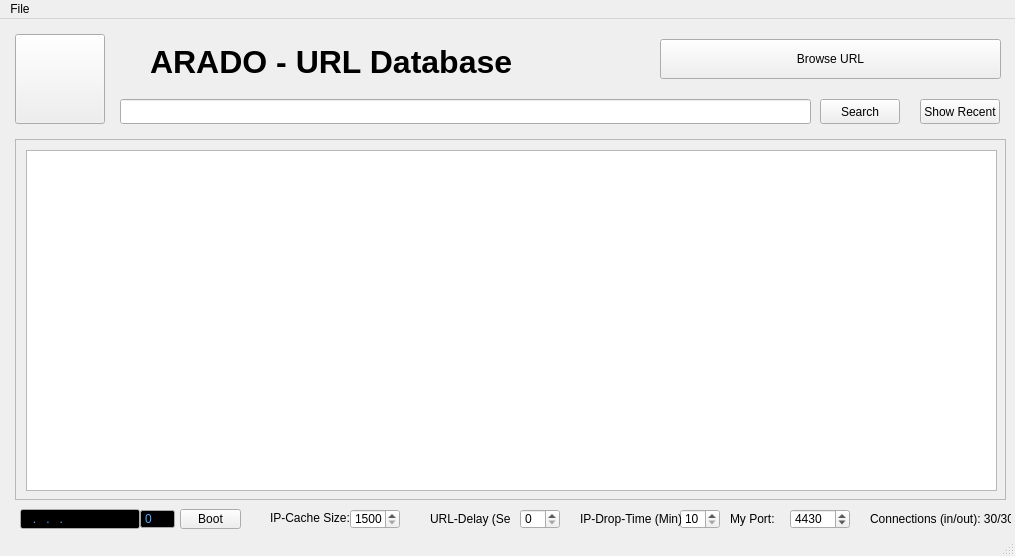
First picture: the form in ui/aradomain.ui, repository berndhs/arado, before the edit.
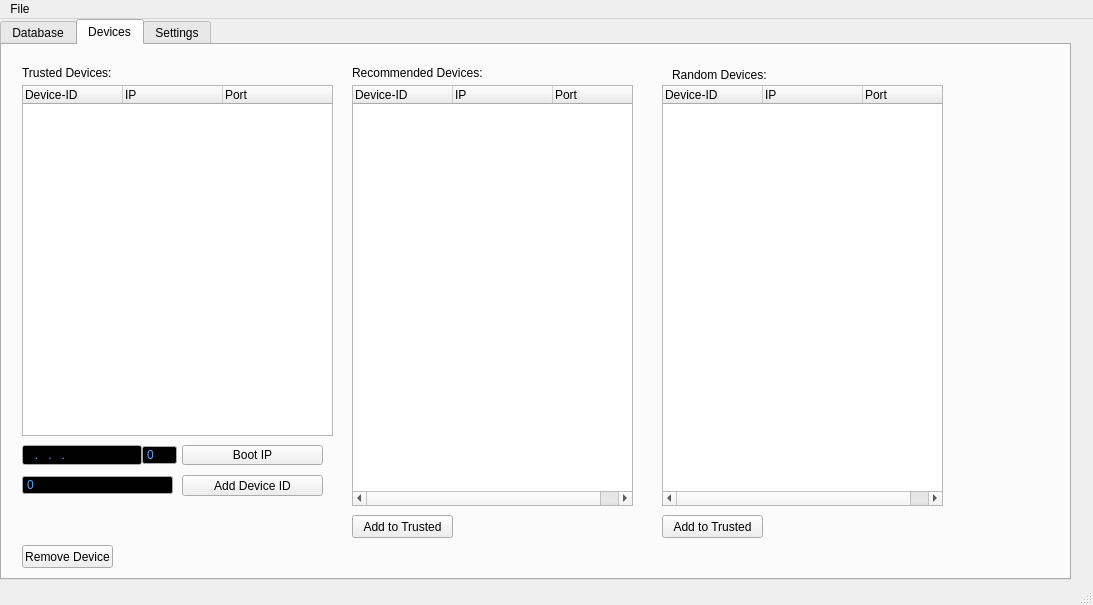
Second picture: the form after the edit. The open tabs and pages were chosen to show the change. Icons and pictures are not drawn.

Commit message: new layout to avoid spam

What changed in the file:
```diff
--- a/ui/aradomain.ui
+++ b/ui/aradomain.ui
@@ -6,19 +6,153 @@
    <rect>
     <x>0</x>
     <y>0</y>
-    <width>1015</width>
-    <height>556</height>
+    <width>1093</width>
+    <height>605</height>
    </rect>
   </property>
   <property name="windowTitle">
    <string>MainWindow</string>
   </property>
   <widget class="QWidget" name="centralwidget">
+   <widget class="QTabWidget" name="tabWidgetDatabase">
+    <property name="geometry">
+     <rect>
+      <x>0</x>
+      <y>0</y>
+      <width>1071</width>
+      <height>561</height>
+     </rect>
+    </property>
+    <property name="sizePolicy">
+     <sizepolicy hsizetype="Preferred" vsizetype="Expanding">
+      <horstretch>0</horstretch>
+      <verstretch>0</verstretch>
+     </sizepolicy>
+    </property>
+    <property name="minimumSize">
+     <size>
+      <width>0</width>
+      <height>0</height>
+     </size>
+    </property>
+    <property name="currentIndex">
+     <number>2</number>
+    </property>
+    <widget class="QWidget" name="tab_database">
+     <attribute name="title">
+      <string>Database</string>
+     </attribute>
+     <widget class="QPushButton" name="buttonrecent">
+      <property name="geometry">
+       <rect>
+        <x>920</x>
+        <y>90</y>
+        <width>80</width>
+        <height>25</height>
+       </rect>
+      </property>
+      <property name="toolTip">
+       <string>Show the latest added URLs on top.</string>
+      </property>
+      <property name="text">
+       <string>Show Recent</string>
+      </property>
+     </widget>
+     <widget class="QPushButton" name="buttonfilter">
+      <property name="geometry">
+       <rect>
+        <x>820</x>
+        <y>90</y>
+        <width>80</width>
+        <height>25</height>
+       </rect>
+      </property>
+      <property name="toolTip">
+       <string>Filter your local URL-database for the entered keyword(s).</string>
+      </property>
+      <property name="text">
+       <string>Search</string>
+      </property>
+     </widget>
+     <widget class="QLabel" name="label">
+      <property name="geometry">
+       <rect>
+        <x>150</x>
+        <y>30</y>
+        <width>10000</width>
+        <height>45</height>
+       </rect>
+      </property>
+      <property name="minimumSize">
+       <size>
+        <width>10000</width>
+        <height>0</height>
+       </size>
+      </property>
+      <property name="font">
+       <font>
+        <pointsize>24</pointsize>
+        <weight>75</weight>
+        <bold>true</bold>
+       </font>
+      </property>
+      <property name="toolTip">
+       <string>ARADO is a networked URL Database, which saves your added URLs and syncs newest URLs with your connected devices.</string>
+      </property>
+      <property name="text">
+       <string>ARADO - URL Database</string>
+      </property>
+     </widget>
+     <widget class="QLineEdit" name="textenterbox">
+      <property name="geometry">
+       <rect>
+        <x>120</x>
+        <y>90</y>
+        <width>691</width>
+        <height>25</height>
+       </rect>
+      </property>
+      <property name="toolTip">
+       <string>Enter a keyword or SHA1 for a search in your local URL-database or enter any URL to add it to your database.</string>
+      </property>
+     </widget>
+     <widget class="QLabel" name="labelconnections">
+      <property name="geometry">
+       <rect>
+        <x>860</x>
+        <y>500</y>
+        <width>151</width>
+        <height>20</height>
+       </rect>
+      </property>
+      <property name="toolTip">
+       <string>Shows how many incoming and outgoing connections are established (maximum = 30). If connections = 0, please add one online IP+Port and press the boot button to connect and fill the IP-cache.</string>
+      </property>
+      <property name="text">
+       <string>Connections (in/out): 30/30</string>
+      </property>
+     </widget>
+     <widget class="QPushButton" name="buttonopenurl">
+      <property name="geometry">
+       <rect>
+        <x>660</x>
+        <y>30</y>
+        <width>341</width>
+        <height>40</height>
+       </rect>
+      </property>
+      <property name="toolTip">
+       <string>Open the marked URL in the browser.</string>
+      </property>
+      <property name="text">
+       <string>Browse URL</string>
+      </property>
+     </widget>
    <widget class="QPushButton" name="buttonaddurl">
     <property name="geometry">
      <rect>
       <x>15</x>
-      <y>15</y>
+        <y>25</y>
       <width>90</width>
       <height>90</height>
      </rect>
@@ -31,7 +165,7 @@
     </property>
     <property name="icon">
      <iconset>
-      <normaloff>../arado-logo-coloured.png</normaloff>../arado-logo-coloured.png</iconset>
+        <normaloff>../../../../Users/extensa/.designer/arado-logo-coloured.png</normaloff>../../../../Users/extensa/.designer/arado-logo-coloured.png</iconset>
     </property>
     <property name="iconSize">
      <size>
@@ -40,43 +174,11 @@
      </size>
     </property>
    </widget>
-   <widget class="QPushButton" name="buttonfilter">
-    <property name="geometry">
-     <rect>
-      <x>820</x>
-      <y>80</y>
-      <width>80</width>
-      <height>25</height>
-     </rect>
-    </property>
-    <property name="toolTip">
-     <string>Filter your local URL-database for the entered keyword(s).</string>
-    </property>
-    <property name="text">
-     <string>Search</string>
-    </property>
-   </widget>
-   <widget class="QPushButton" name="buttonrecent">
-    <property name="geometry">
-     <rect>
-      <x>920</x>
-      <y>80</y>
-      <width>80</width>
-      <height>25</height>
-     </rect>
-    </property>
-    <property name="toolTip">
-     <string>Show the latest added URLs on top.</string>
-    </property>
-    <property name="text">
-     <string>Show Recent</string>
-    </property>
-   </widget>
    <widget class="QScrollArea" name="scrollArea">
     <property name="geometry">
      <rect>
       <x>15</x>
-      <y>120</y>
+        <y>130</y>
       <width>991</width>
       <height>361</height>
      </rect>
@@ -93,7 +195,7 @@
        <height>359</height>
       </rect>
      </property>
-     <widget class="QListView" name="listView">
+       <widget class="QTreeWidget" name="treeWidget_4">
       <property name="geometry">
        <rect>
         <x>10</x>
@@ -102,50 +204,182 @@
         <height>341</height>
        </rect>
       </property>
+        <attribute name="headerDefaultSectionSize">
+         <number>200</number>
+        </attribute>
+        <attribute name="headerDefaultSectionSize">
+         <number>200</number>
+        </attribute>
+        <column>
+         <property name="text">
+          <string>SHA1</string>
+         </property>
+        </column>
+        <column>
+         <property name="text">
+          <string>TITLE / DESCRIPTION</string>
+         </property>
+        </column>
+        <column>
+         <property name="text">
+          <string>URL</string>
+         </property>
+        </column>
+        <column>
+         <property name="text">
+          <string>KEYWORDS</string>
+         </property>
+        </column>
+        <column>
+         <property name="text">
+          <string>INCOMING TIME</string>
+         </property>
+        </column>
      </widget>
     </widget>
    </widget>
-   <widget class="QLineEdit" name="textenterbox">
+    </widget>
+    <widget class="QWidget" name="tab_devices">
+     <attribute name="title">
+      <string>Devices</string>
+     </attribute>
+     <widget class="QTreeWidget" name="treeWidget">
     <property name="geometry">
      <rect>
-      <x>120</x>
-      <y>80</y>
-      <width>691</width>
-      <height>25</height>
-     </rect>
-    </property>
-    <property name="toolTip">
-     <string>Enter a keyword or SHA1 for a search in your local URL-database or enter any URL to add it to your database.</string>
-    </property>
-   </widget>
-   <widget class="QLabel" name="label">
+        <x>20</x>
+        <y>40</y>
+        <width>311</width>
+        <height>351</height>
+       </rect>
+      </property>
+      <attribute name="headerDefaultSectionSize">
+       <number>100</number>
+      </attribute>
+      <attribute name="headerDefaultSectionSize">
+       <number>100</number>
+      </attribute>
+      <column>
+       <property name="text">
+        <string>Device-ID</string>
+       </property>
+      </column>
+      <column>
+       <property name="text">
+        <string>IP</string>
+       </property>
+      </column>
+      <column>
+       <property name="text">
+        <string>Port</string>
+       </property>
+      </column>
+     </widget>
+     <widget class="QTreeWidget" name="treeWidget_2">
     <property name="geometry">
      <rect>
-      <x>150</x>
+        <x>350</x>
+        <y>40</y>
+        <width>281</width>
+        <height>421</height>
+       </rect>
+      </property>
+      <attribute name="headerDefaultSectionSize">
+       <number>100</number>
+      </attribute>
+      <attribute name="headerDefaultSectionSize">
+       <number>100</number>
+      </attribute>
+      <column>
+       <property name="text">
+        <string>Device-ID</string>
+       </property>
+      </column>
+      <column>
+       <property name="text">
+        <string>IP</string>
+       </property>
+      </column>
+      <column>
+       <property name="text">
+        <string>Port</string>
+       </property>
+      </column>
+     </widget>
+     <widget class="QTreeWidget" name="treeWidget_3">
+      <property name="geometry">
+       <rect>
+        <x>660</x>
+        <y>40</y>
+        <width>281</width>
+        <height>421</height>
+       </rect>
+      </property>
+      <attribute name="headerDefaultSectionSize">
+       <number>100</number>
+      </attribute>
+      <attribute name="headerDefaultSectionSize">
+       <number>100</number>
+      </attribute>
+      <column>
+       <property name="text">
+        <string>Device-ID</string>
+       </property>
+      </column>
+      <column>
+       <property name="text">
+        <string>IP</string>
+       </property>
+      </column>
+      <column>
+       <property name="text">
+        <string>Port</string>
+       </property>
+      </column>
+     </widget>
+     <widget class="QLabel" name="label_2">
+      <property name="geometry">
+       <rect>
+        <x>20</x>
       <y>20</y>
-      <width>421</width>
-      <height>45</height>
-     </rect>
-    </property>
-    <property name="font">
-     <font>
-      <pointsize>24</pointsize>
-      <weight>75</weight>
-      <bold>true</bold>
-     </font>
-    </property>
-    <property name="toolTip">
-     <string>ARADO is a networked URL Database, which saves your added URLs and syncs newest URLs with your connected devices.</string>
+        <width>231</width>
+        <height>16</height>
+       </rect>
+      </property>
+      <property name="text">
+       <string>Trusted Devices:</string>
+      </property>
+     </widget>
+     <widget class="QLabel" name="label_3">
+      <property name="geometry">
+       <rect>
+        <x>350</x>
+        <y>20</y>
+        <width>271</width>
+        <height>16</height>
+       </rect>
     </property>
     <property name="text">
-     <string>ARADO - URL Database</string>
-    </property>
-   </widget>
-   <widget class="QLineEdit" name="addip">
+       <string>Recommended Devices:</string>
+      </property>
+     </widget>
+     <widget class="QLabel" name="label_4">
     <property name="geometry">
      <rect>
+        <x>670</x>
+        <y>20</y>
+        <width>281</width>
+        <height>20</height>
+       </rect>
+      </property>
+      <property name="text">
+       <string>Random Devices:</string>
+      </property>
+     </widget>
+     <widget class="QLineEdit" name="addip_2">
+      <property name="geometry">
+       <rect>
       <x>20</x>
-      <y>490</y>
+        <y>400</y>
       <width>120</width>
       <height>20</height>
      </rect>
@@ -229,11 +463,27 @@
      <bool>true</bool>
     </property>
    </widget>
-   <widget class="QSpinBox" name="addport">
+     <widget class="QPushButton" name="buttonboot_2">
+      <property name="geometry">
+       <rect>
+        <x>180</x>
+        <y>400</y>
+        <width>141</width>
+        <height>20</height>
+       </rect>
+      </property>
+      <property name="toolTip">
+       <string>Boot with an IP+Port, if the IP-cache is empty or outdated.</string>
+      </property>
+      <property name="text">
+       <string>Boot IP</string>
+      </property>
+     </widget>
+     <widget class="QSpinBox" name="addport_2">
     <property name="geometry">
      <rect>
       <x>140</x>
-      <y>490</y>
+        <y>400</y>
       <width>35</width>
       <height>20</height>
      </rect>
@@ -321,43 +571,160 @@
      <number>65535</number>
     </property>
    </widget>
-   <widget class="QPushButton" name="buttonboot">
+     <widget class="QPushButton" name="pushButton">
+      <property name="geometry">
+       <rect>
+        <x>20</x>
+        <y>500</y>
+        <width>91</width>
+        <height>23</height>
+       </rect>
+      </property>
+      <property name="text">
+       <string>Remove Device</string>
+      </property>
+     </widget>
+     <widget class="QPushButton" name="pushButton_2">
+      <property name="geometry">
+       <rect>
+        <x>350</x>
+        <y>470</y>
+        <width>101</width>
+        <height>23</height>
+       </rect>
+      </property>
+      <property name="text">
+       <string>Add to Trusted</string>
+      </property>
+     </widget>
+     <widget class="QPushButton" name="pushButton_3">
     <property name="geometry">
      <rect>
       <x>180</x>
-      <y>490</y>
-      <width>61</width>
-      <height>20</height>
-     </rect>
-    </property>
-    <property name="toolTip">
-     <string>Boot with an IP+Port, if the IP-cache is empty or outdated.</string>
-    </property>
-    <property name="text">
-     <string>Boot</string>
-    </property>
-   </widget>
-   <widget class="QLabel" name="labelconnections">
-    <property name="geometry">
-     <rect>
-      <x>870</x>
-      <y>490</y>
+        <y>430</y>
       <width>141</width>
+        <height>21</height>
+       </rect>
+      </property>
+      <property name="text">
+       <string>Add Device ID</string>
+      </property>
+     </widget>
+     <widget class="QSpinBox" name="addport_3">
+      <property name="geometry">
+       <rect>
+        <x>20</x>
+        <y>430</y>
+        <width>151</width>
       <height>20</height>
      </rect>
     </property>
+      <property name="sizePolicy">
+       <sizepolicy hsizetype="Expanding" vsizetype="Fixed">
+        <horstretch>0</horstretch>
+        <verstretch>0</verstretch>
+       </sizepolicy>
+      </property>
+      <property name="palette">
+       <palette>
+        <active>
+         <colorrole role="Text">
+          <brush brushstyle="SolidPattern">
+           <color alpha="255">
+            <red>85</red>
+            <green>170</green>
+            <blue>255</blue>
+           </color>
+          </brush>
+         </colorrole>
+         <colorrole role="Base">
+          <brush brushstyle="SolidPattern">
+           <color alpha="255">
+            <red>0</red>
+            <green>0</green>
+            <blue>0</blue>
+           </color>
+          </brush>
+         </colorrole>
+        </active>
+        <inactive>
+         <colorrole role="Text">
+          <brush brushstyle="SolidPattern">
+           <color alpha="255">
+            <red>85</red>
+            <green>170</green>
+            <blue>255</blue>
+           </color>
+          </brush>
+         </colorrole>
+         <colorrole role="Base">
+          <brush brushstyle="SolidPattern">
+           <color alpha="255">
+            <red>0</red>
+            <green>0</green>
+            <blue>0</blue>
+           </color>
+          </brush>
+         </colorrole>
+        </inactive>
+        <disabled>
+         <colorrole role="Text">
+          <brush brushstyle="SolidPattern">
+           <color alpha="255">
+            <red>190</red>
+            <green>190</green>
+            <blue>190</blue>
+           </color>
+          </brush>
+         </colorrole>
+         <colorrole role="Base">
+          <brush brushstyle="SolidPattern">
+           <color alpha="255">
+            <red>239</red>
+            <green>235</green>
+            <blue>231</blue>
+           </color>
+          </brush>
+         </colorrole>
+        </disabled>
+       </palette>
+      </property>
     <property name="toolTip">
-     <string>Shows how many incoming and outgoing connections are established (maximum = 30). If connections = 0, please add one online IP+Port and press the boot button to connect and fill the IP-cache.</string>
+       <string>Add the referring port of the entered IP.</string>
+      </property>
+      <property name="frame">
+       <bool>true</bool>
+      </property>
+      <property name="buttonSymbols">
+       <enum>QAbstractSpinBox::NoButtons</enum>
+      </property>
+      <property name="maximum">
+       <number>65535</number>
+      </property>
+     </widget>
+     <widget class="QPushButton" name="pushButton_4">
+      <property name="geometry">
+       <rect>
+        <x>660</x>
+        <y>470</y>
+        <width>101</width>
+        <height>23</height>
+       </rect>
     </property>
     <property name="text">
-     <string>Connections (in/out): 30/30</string>
-    </property>
-   </widget>
-   <widget class="QSpinBox" name="ipcachesize">
+       <string>Add to Trusted</string>
+      </property>
+     </widget>
+    </widget>
+    <widget class="QWidget" name="tab_settings">
+     <attribute name="title">
+      <string>Settings</string>
+     </attribute>
+     <widget class="QSpinBox" name="ipcachesize_2">
     <property name="geometry">
      <rect>
-      <x>350</x>
-      <y>490</y>
+        <x>130</x>
+        <y>31</y>
       <width>50</width>
       <height>20</height>
      </rect>
@@ -375,12 +742,12 @@
      <number>1500</number>
     </property>
    </widget>
-   <widget class="QLabel" name="labelipcachesize">
+     <widget class="QLabel" name="labelipcachesize_2">
     <property name="geometry">
      <rect>
-      <x>270</x>
-      <y>489</y>
-      <width>81</width>
+        <x>30</x>
+        <y>30</y>
+        <width>101</width>
       <height>20</height>
      </rect>
     </property>
@@ -388,40 +755,181 @@
      <string>IP-Cache Size:</string>
     </property>
    </widget>
-   <widget class="QPushButton" name="buttonopenurl">
+     <widget class="QSpinBox" name="urldelay_2">
     <property name="geometry">
      <rect>
-      <x>660</x>
-      <y>20</y>
-      <width>341</width>
-      <height>40</height>
+        <x>130</x>
+        <y>330</y>
+        <width>40</width>
+        <height>20</height>
      </rect>
     </property>
     <property name="toolTip">
-     <string>Open the marked URL in the browser.</string>
-    </property>
+       <string>An URLs is transferred each X seconds to each connection. Delay defines the used bandwidth. 0 means as fast as possible.</string>
+      </property>
+     </widget>
+     <widget class="QLabel" name="labelurldelay_2">
+      <property name="geometry">
+       <rect>
+        <x>30</x>
+        <y>330</y>
+        <width>91</width>
+        <height>20</height>
+       </rect>
+      </property>
     <property name="text">
-     <string>Browse URL</string>
-    </property>
-   </widget>
-   <widget class="QLabel" name="labelmyport">
+       <string>URL-Delay (Sec):</string>
+      </property>
+     </widget>
+     <widget class="QSpinBox" name="ipdrop_2">
     <property name="geometry">
      <rect>
-      <x>730</x>
-      <y>490</y>
-      <width>51</width>
+        <x>310</x>
+        <y>220</y>
+        <width>40</width>
       <height>20</height>
      </rect>
     </property>
+      <property name="toolTip">
+       <string>IP-connections of your devices are dropped for sync-balancing reasons each X minutes (10-30).</string>
+      </property>
+      <property name="locale">
+       <locale language="German" country="Germany"/>
+      </property>
+      <property name="minimum">
+       <number>10</number>
+      </property>
+      <property name="maximum">
+       <number>30</number>
+      </property>
+     </widget>
+     <widget class="QLabel" name="labelipdrop_2">
+      <property name="geometry">
+       <rect>
+        <x>30</x>
+        <y>220</y>
+        <width>261</width>
+        <height>20</height>
+       </rect>
+      </property>
     <property name="text">
-     <string>My Port:</string>
+       <string>IP-Drop-Time for Random Devices (1 - 9 Min):</string>
+      </property>
+     </widget>
+     <widget class="QSpinBox" name="ipdrop_3">
+      <property name="geometry">
+       <rect>
+        <x>310</x>
+        <y>170</y>
+        <width>40</width>
+        <height>20</height>
+       </rect>
+      </property>
+      <property name="toolTip">
+       <string>IP-connections of your devices are dropped for sync-balancing reasons each X minutes (10-30).</string>
+      </property>
+      <property name="locale">
+       <locale language="German" country="Germany"/>
+      </property>
+      <property name="minimum">
+       <number>10</number>
+      </property>
+      <property name="maximum">
+       <number>30</number>
+      </property>
+     </widget>
+     <widget class="QLabel" name="labelipdrop_3">
+      <property name="geometry">
+       <rect>
+        <x>30</x>
+        <y>170</y>
+        <width>261</width>
+        <height>20</height>
+       </rect>
+      </property>
+      <property name="text">
+       <string>IP-Drop-Time for Recommended Devices (10 - 29 Min):</string>
+      </property>
+     </widget>
+     <widget class="QSpinBox" name="ipdrop_4">
+      <property name="geometry">
+       <rect>
+        <x>310</x>
+        <y>120</y>
+        <width>40</width>
+        <height>20</height>
+       </rect>
+      </property>
+      <property name="toolTip">
+       <string>IP-connections of your devices are dropped for sync-balancing reasons each X minutes (10-30).</string>
+      </property>
+      <property name="locale">
+       <locale language="German" country="Germany"/>
+      </property>
+      <property name="minimum">
+       <number>10</number>
+      </property>
+      <property name="maximum">
+       <number>30</number>
+      </property>
+     </widget>
+     <widget class="QLabel" name="labelipdrop_4">
+      <property name="geometry">
+       <rect>
+        <x>30</x>
+        <y>120</y>
+        <width>251</width>
+        <height>20</height>
+       </rect>
+      </property>
+      <property name="text">
+       <string>IP-Drop-Time for Trusted Devices (30 - 60 Min):</string>
+      </property>
+     </widget>
+     <widget class="QGroupBox" name="groupBox">
+      <property name="geometry">
+       <rect>
+        <x>20</x>
+        <y>10</y>
+        <width>421</width>
+        <height>61</height>
+       </rect>
+      </property>
+      <property name="title">
+       <string>IP Cache</string>
+      </property>
+     </widget>
+     <widget class="QGroupBox" name="groupBox_2">
+      <property name="geometry">
+       <rect>
+        <x>20</x>
+        <y>100</y>
+        <width>421</width>
+        <height>171</height>
+       </rect>
+      </property>
+      <property name="title">
+       <string>IP-Drop-Time</string>
+      </property>
+     </widget>
+     <widget class="QGroupBox" name="groupBox_3">
+      <property name="geometry">
+       <rect>
+        <x>20</x>
+        <y>300</y>
+        <width>421</width>
+        <height>80</height>
+       </rect>
+      </property>
+      <property name="title">
+       <string>URL Delay</string>
     </property>
    </widget>
    <widget class="QSpinBox" name="myport">
     <property name="geometry">
      <rect>
-      <x>790</x>
-      <y>490</y>
+        <x>630</x>
+        <y>40</y>
       <width>60</width>
       <height>20</height>
      </rect>
@@ -436,66 +944,33 @@
      <number>4430</number>
     </property>
    </widget>
-   <widget class="QSpinBox" name="urldelay">
+     <widget class="QLabel" name="labelmyport">
     <property name="geometry">
      <rect>
-      <x>520</x>
-      <y>490</y>
-      <width>40</width>
+        <x>570</x>
+        <y>40</y>
+        <width>51</width>
       <height>20</height>
      </rect>
     </property>
-    <property name="toolTip">
-     <string>An URLs is transferred each X seconds to each connection. Delay defines the used bandwidth. 0 means as fast as possible.</string>
-    </property>
-   </widget>
-   <widget class="QLabel" name="labelurldelay">
+      <property name="text">
+       <string>My Port:</string>
+      </property>
+     </widget>
+     <widget class="QPushButton" name="pushButton_savesettings">
     <property name="geometry">
      <rect>
-      <x>430</x>
+        <x>694</x>
       <y>490</y>
-      <width>81</width>
-      <height>20</height>
+        <width>271</width>
+        <height>23</height>
      </rect>
     </property>
     <property name="text">
-     <string>URL-Delay (Sec):</string>
-    </property>
-   </widget>
-   <widget class="QSpinBox" name="ipdrop">
-    <property name="geometry">
-     <rect>
-      <x>680</x>
-      <y>490</y>
-      <width>40</width>
-      <height>20</height>
-     </rect>
-    </property>
-    <property name="toolTip">
-     <string>IP-connections of your devices are dropped for sync-balancing reasons each X minutes (10-30).</string>
-    </property>
-    <property name="locale">
-     <locale language="German" country="Germany"/>
-    </property>
-    <property name="minimum">
-     <number>10</number>
-    </property>
-    <property name="maximum">
-     <number>30</number>
-    </property>
-   </widget>
-   <widget class="QLabel" name="labelipdrop">
-    <property name="geometry">
-     <rect>
-      <x>580</x>
-      <y>490</y>
-      <width>101</width>
-      <height>20</height>
-     </rect>
-    </property>
-    <property name="text">
-     <string>IP-Drop-Time (Min):</string>
-    </property>
+       <string>Save</string>
+      </property>
+     </widget>
+    </widget>
    </widget>
   </widget>
   <widget class="QMenuBar" name="menubar">
@@ -503,7 +978,7 @@
     <rect>
      <x>0</x>
      <y>0</y>
-     <width>1015</width>
+     <width>1093</width>
      <height>21</height>
     </rect>
    </property>
```
Lines whose indentation alone changed are shown as unchanged.
